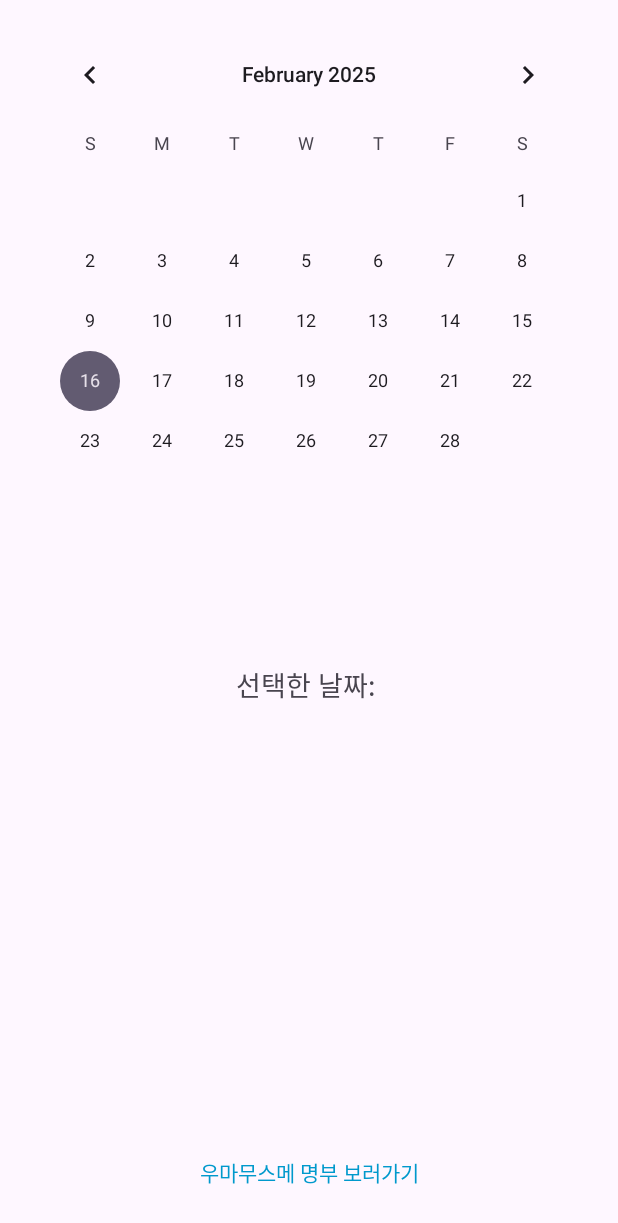
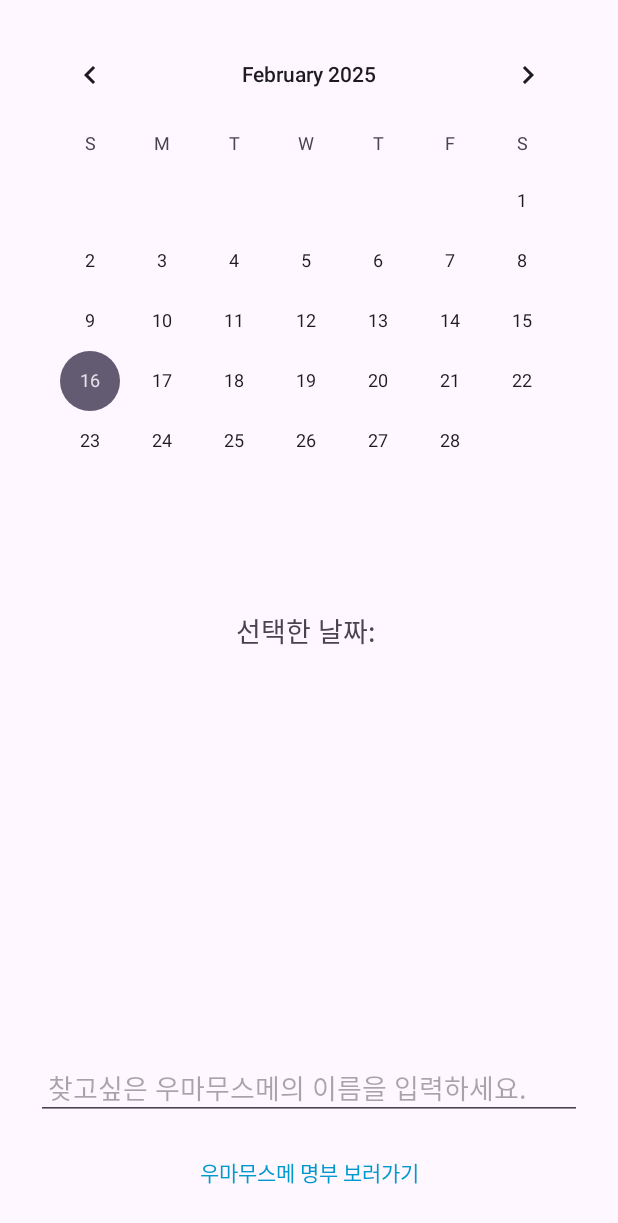
Before and after one commit to jungjae0821/UmaCalendar, an Android app: the layout activity_main.xml on its own in the app's theme, with its tools: preview values and no code run, on a phone screen of 412 x 824 dp. Shown: the top 1223 px of the screen. Run offline under Robolectric (Android 15) with nearby library versions, the phone set to English and light mode, and no system bars.

Commit message:
검색기능 추가

```diff
--- a/app/src/main/res/layout/activity_main.xml
+++ b/app/src/main/res/layout/activity_main.xml
@@ -39,6 +39,15 @@
         android:layout_weight="2" />
 
     <!-- 하이퍼링크를 설정 -->
+    <EditText
+        android:id="@+id/searchEditText"
+        android:layout_width="match_parent"
+        android:layout_height="wrap_content"
+        android:layout_margin="8dp"
+        android:hint="찾고싶은 우마무스메의 이름을 입력하세요."
+        android:inputType="text"
+        android:padding="8dp" />
+
     <TextView
         android:id="@+id/hyperlinkTextView"
         android:layout_width="match_parent"
```
Also changed, not shown: app/src/main/java/com/test/umacalendar/MainActivity.kt (+36 -0 lines).
